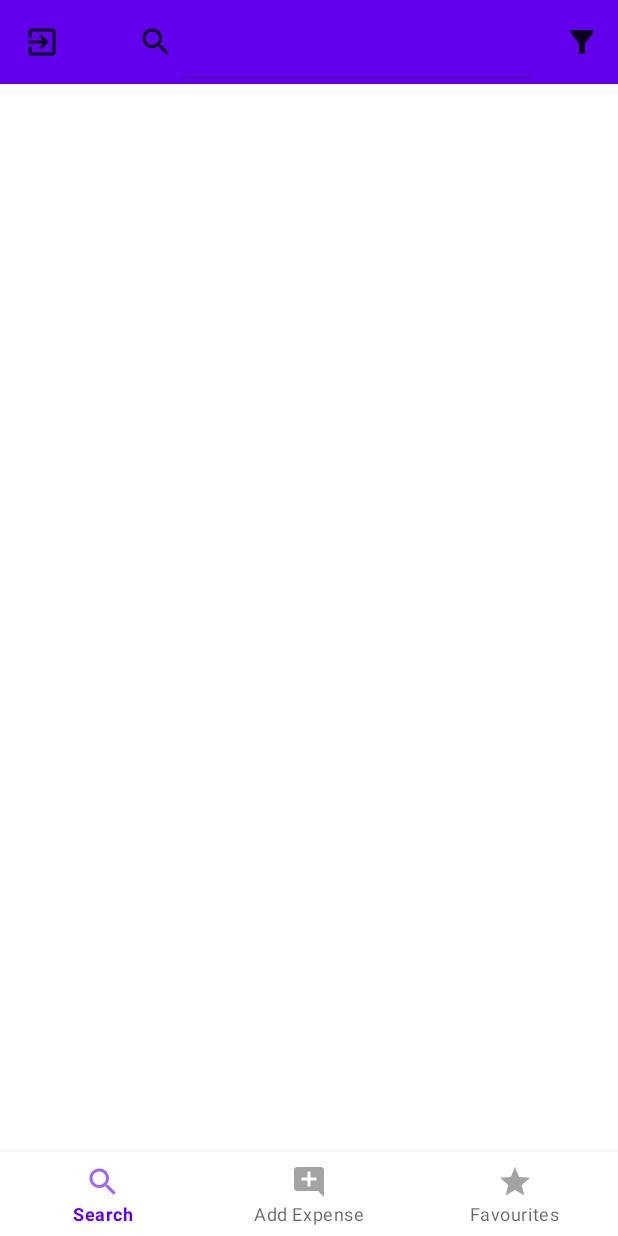
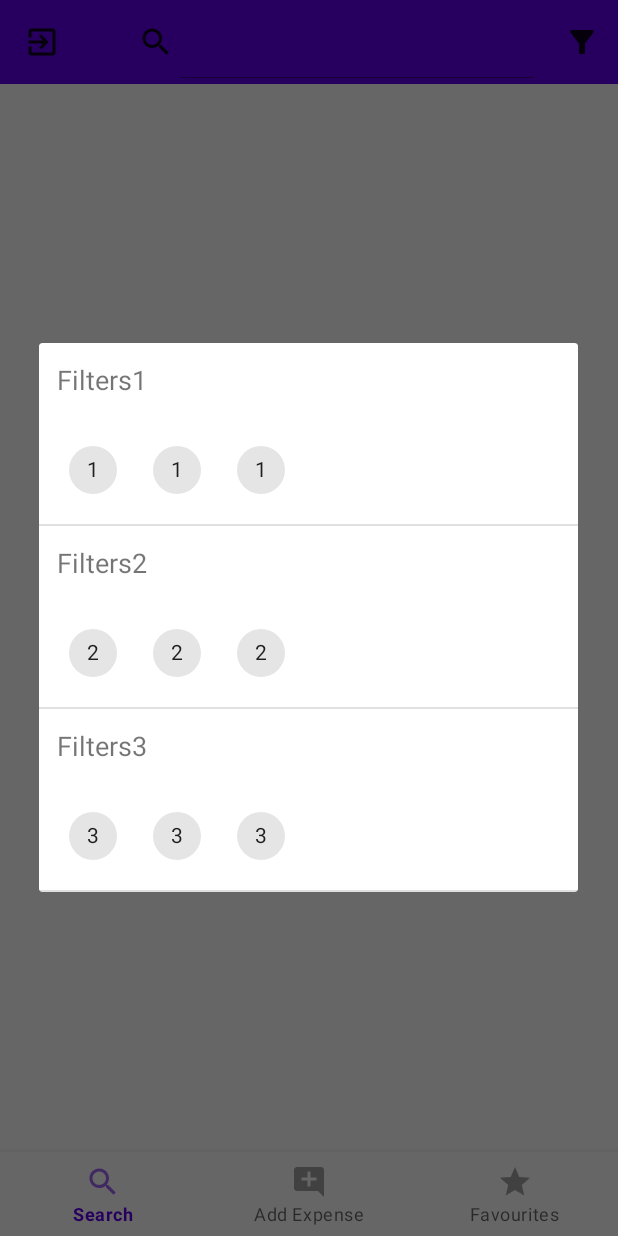
Before and after one commit to legion-11/CMediacal, an Android app: the screen it shows after launch once a user with an empty profile is signed in (LandingActivity), after a tap on "Search options", on a phone screen of 412 x 824 dp. Run offline under Robolectric (Android 15) with nearby library versions, the phone set to English and light mode, and no system bars; our stand-ins replace Firebase (no records; nobody signed in at launch, a user with empty details on screens opened directly), navigation-ui.

Commit message:
addition of dialog when press filtering list

```diff
--- a/app/src/main/java/com/dmytroandriichuk/cmediacal/MainActivity.kt
+++ b/app/src/main/java/com/dmytroandriichuk/cmediacal/MainActivity.kt
@@ -12,12 +12,12 @@ import android.widget.*
 import androidx.appcompat.app.AppCompatActivity
 import androidx.fragment.app.FragmentManager
 import androidx.fragment.app.FragmentTransaction
-import com.dmytroandriichuk.cmediacal.dialog.DialogOffline
+import com.dmytroandriichuk.cmediacal.dialog.OfflineDialog
 import com.google.android.material.textfield.TextInputLayout
 import com.google.firebase.auth.FirebaseAuth
 
 //screen for log in
-class MainActivity : AppCompatActivity(), DialogOffline.DialogOfflineListener {
+class MainActivity : AppCompatActivity(), OfflineDialog.OfflineDialogListener {
     private lateinit var mAuth: FirebaseAuth
 
     private lateinit var emailET: EditText
@@ -126,7 +126,7 @@ class MainActivity : AppCompatActivity(), DialogOffline.DialogOfflineListener {
 
     //show error message
     private fun buildDialog(message: String){
-        val dialog = DialogOffline(message)
+        val dialog = OfflineDialog(message)
         val manager: FragmentManager = supportFragmentManager
         val transaction: FragmentTransaction = manager.beginTransaction()
         dialog.show(transaction, "dialog")
--- a/app/src/main/java/com/dmytroandriichuk/cmediacal/dialog/DialogOffline.kt
+++ b/app/src/main/java/com/dmytroandriichuk/cmediacal/dialog/OfflineDialog.kt
@@ -9,9 +9,9 @@ import androidx.fragment.app.DialogFragment
 import java.lang.ClassCastException
 
 //message about errors and allowing to check orders from local db
-class DialogOffline(private val message: String): DialogFragment() {
+class OfflineDialog(private val message: String): DialogFragment() {
 
-    private lateinit var listener: DialogOfflineListener
+    private lateinit var dialogListener: OfflineDialogListener
 
     @NonNull
     override fun onCreateDialog(savedInstanceState: Bundle?): Dialog {
@@ -26,17 +26,17 @@ class DialogOffline(private val message: String): DialogFragment() {
             when (message) {
                 "Account is not verified" -> {
                     builder.setNegativeButton("Send Verification Letter") { _, _ ->
-                        listener.sendVerificationLetter()
+                        dialogListener.sendVerificationLetter()
                     }
                 }
                 "Connection error" -> {
                     builder.setNegativeButton("Go offline") { _, _ ->
-                        listener.goOfflineClicked()
+                        dialogListener.goOfflineClicked()
                     }
                 }
                 else -> {
                     builder.setNegativeButton("Sign Up") { _, _ ->
-                        listener.goToRegisterActivity()
+                        dialogListener.goToRegisterActivity()
                     }
                 }
             }
@@ -48,13 +48,13 @@ class DialogOffline(private val message: String): DialogFragment() {
     override fun onAttach(context: Context) {
         super.onAttach(context)
         try {
-            listener = context as DialogOfflineListener
+            dialogListener = context as OfflineDialogListener
         } catch (e: ClassCastException) {
             throw ClassCastException("$context does not implement DialogOfflineListener")
         }
     }
 
-    interface DialogOfflineListener {
+    interface OfflineDialogListener {
         fun goOfflineClicked()
         fun sendVerificationLetter()
         fun goToRegisterActivity()
--- a/app/src/main/java/com/dmytroandriichuk/cmediacal/ui/search/SearchFragment.kt
+++ b/app/src/main/java/com/dmytroandriichuk/cmediacal/ui/search/SearchFragment.kt
@@ -10,10 +10,14 @@ import android.widget.Toast
 import androidx.appcompat.app.AppCompatActivity
 import androidx.appcompat.widget.Toolbar
 import androidx.fragment.app.Fragment
+import androidx.fragment.app.FragmentManager
+import androidx.fragment.app.FragmentTransaction
 import androidx.lifecycle.Observer
 import androidx.lifecycle.ViewModelProvider
 import com.dmytroandriichuk.cmediacal.LandingActivity
 import com.dmytroandriichuk.cmediacal.R
+import com.dmytroandriichuk.cmediacal.dialog.OfflineDialog
+import com.dmytroandriichuk.cmediacal.ui.search.dialog.FilterListDialog
 import com.google.firebase.auth.FirebaseAuth
 
 class SearchFragment : Fragment() {
@@ -54,15 +58,17 @@ class SearchFragment : Fragment() {
     override fun onOptionsItemSelected(item: MenuItem) = when (item.itemId) {
         R.id.filter_list -> {
             // User chose the "Settings" item, show the app settings UI...
-            Log.i("OrderActivity", "onOptionsItemSelected: Settings")
-
+            Log.i("SearchFragment", "onOptionsItemSelected: filter dialog")
+            val dialog = FilterListDialog()
+            val manager: FragmentManager = (activity as LandingActivity).supportFragmentManager
+            val transaction: FragmentTransaction = manager.beginTransaction()
+            dialog.show(transaction, "filter dialog")
             true
         }
 
-
         android.R.id.home -> {
             // User chose the "Log Out" action
-            Log.i("OrderActivity", "onOptionsItemSelected: Home")
+            Log.i("SearchFragment", "onOptionsItemSelected: Home")
             FirebaseAuth.getInstance().signOut()
             (activity as LandingActivity).finish()
             true
--- a/app/src/main/java/com/dmytroandriichuk/cmediacal/ui/search/dialog/FilterDialog.kt
+++ /dev/null
@@ -1,4 +0,0 @@
-package com.dmytroandriichuk.cmediacal.ui.search.dialog
-
-class FilterDialog {
-}
--- /dev/null
+++ b/app/src/main/java/com/dmytroandriichuk/cmediacal/ui/search/dialog/FilterListAdapter.kt
@@ -0,0 +1,45 @@
+package com.dmytroandriichuk.cmediacal.ui.search.dialog
+
+import android.content.Context
+import android.view.LayoutInflater
+import android.view.View
+import android.view.ViewGroup
+import android.widget.TextView
+import androidx.recyclerview.widget.RecyclerView
+import com.dmytroandriichuk.cmediacal.R
+import com.dmytroandriichuk.cmediacal.ui.search.dialog.dataClasses.FilterListParentItem
+import com.google.android.material.chip.Chip
+import com.google.android.material.chip.ChipGroup
+
+
+class FilterListAdapter(private val dataSet: List<FilterListParentItem>, private val context: Context): RecyclerView.Adapter<FilterListAdapter.ViewHolder>() {
+    class ViewHolder(view: View) : RecyclerView.ViewHolder(view) {
+        val titleTV: TextView = view.findViewById(R.id.filters_item_title)
+        val chipGroup: ChipGroup = view.findViewById(R.id.filters_item_chip_group)
+    }
+
+    override fun onCreateViewHolder(parent: ViewGroup, viewType: Int): ViewHolder {
+        val view = LayoutInflater.from(parent.context)
+                .inflate(R.layout.dialog_list_item, parent, false)
+        return ViewHolder(view)
+    }
+
+    override fun onBindViewHolder(holder: ViewHolder, position: Int) {
+        val item = dataSet[position]
+        holder.titleTV.text = item.title
+        for (filter in item.listOfFilters) {
+            val chip = Chip(context)
+            chip.text = filter
+            chip.isCheckable = true
+//            chip.setChipBackgroundColorResource(R.color.colorAccent)
+//            chip.isCloseIconVisible = true
+//            chip.setTextColor(getResources().getColor(R.color.white))
+//            chip.setTextAppearance(R.style.ChipTextAppearance)
+            holder.chipGroup.addView(chip)
+        }
+
+    }
+
+    override fun getItemCount(): Int = dataSet.size
+
+}
--- /dev/null
+++ b/app/src/main/java/com/dmytroandriichuk/cmediacal/ui/search/dialog/FilterListDialog.kt
@@ -0,0 +1,52 @@
+package com.dmytroandriichuk.cmediacal.ui.search.dialog
+
+import android.annotation.SuppressLint
+import android.app.AlertDialog
+import android.app.Dialog
+import android.content.res.TypedArray
+import android.os.Bundle
+import androidx.appcompat.app.AppCompatDialogFragment
+import androidx.recyclerview.widget.DividerItemDecoration
+import androidx.recyclerview.widget.LinearLayoutManager
+import androidx.recyclerview.widget.RecyclerView
+import com.dmytroandriichuk.cmediacal.R
+import com.dmytroandriichuk.cmediacal.ui.search.dialog.dataClasses.FilterListParentItem
+import com.google.protobuf.Empty
+
+class FilterListDialog: AppCompatDialogFragment(){
+
+    private lateinit var recyclerView: RecyclerView
+
+    interface FilterListDialogListener {
+        fun startFiltering()
+    }
+
+    @SuppressLint("InflateParams")
+    override fun onCreateDialog(savedInstanceState: Bundle?): Dialog {
+        return activity?.let {
+            val builder = AlertDialog.Builder(it)
+            val inflater = requireActivity().layoutInflater
+            val view = inflater.inflate(R.layout.dialog_filter_list, null)
+            builder.setView(view)
+
+            recyclerView = view as RecyclerView
+            recyclerView.layoutManager = LinearLayoutManager(activity)
+            recyclerView.addItemDecoration(
+                    DividerItemDecoration(
+                            recyclerView.context,
+                            DividerItemDecoration.VERTICAL
+                    )
+            )
+            val titles: Array<String> = resources.getStringArray(R.array.filter_titles)
+            val filterResources: TypedArray = resources.obtainTypedArray(R.array.filters_resources)
+            val filterItems = List(titles.size) { i ->
+                val arrayId = filterResources.getResourceId(i, 0)
+                FilterListParentItem(titles[i], resources.getStringArray(arrayId).toList())
+            }
+            filterResources.recycle()
+            recyclerView.adapter = FilterListAdapter(filterItems, recyclerView.context)
+
+            builder.create()
+        } ?: throw IllegalStateException("Activity cannot be null")
+    }
+}
--- /dev/null
+++ b/app/src/main/java/com/dmytroandriichuk/cmediacal/ui/search/dialog/dataClasses/FilterListParentItem.kt
@@ -0,0 +1,10 @@
+package com.dmytroandriichuk.cmediacal.ui.search.dialog.dataClasses
+
+data class FilterListParentItem(
+    val title: String,
+    val listOfFilters: List<String>
+){
+    override fun toString(): String {
+        return "FilterListParentItem(title='$title', listOfFilters=$listOfFilters)"
+    }
+}
--- /dev/null
+++ b/app/src/main/res/layout/dialog_filter_list.xml
@@ -0,0 +1,10 @@
+<?xml version="1.0" encoding="utf-8"?>
+
+<androidx.recyclerview.widget.RecyclerView xmlns:android="http://schemas.android.com/apk/res/android"
+xmlns:app="http://schemas.android.com/apk/res-auto"
+android:layout_width="match_parent"
+    android:id="@+id/dialogRecyclerView"
+android:layout_height="match_parent"
+app:layout_constraintEnd_toEndOf="parent"
+app:layout_constraintStart_toStartOf="parent"
+app:layout_constraintTop_toTopOf="parent" />
--- /dev/null
+++ b/app/src/main/res/layout/dialog_list_item.xml
@@ -0,0 +1,32 @@
+<?xml version="1.0" encoding="utf-8"?>
+<LinearLayout xmlns:android="http://schemas.android.com/apk/res/android"
+    android:orientation="vertical"
+    android:layout_width="wrap_content"
+    android:layout_height="wrap_content">
+
+    <!--Title-->
+
+    <TextView
+        android:id="@+id/filters_item_title"
+        android:layout_width="wrap_content"
+        android:layout_height="wrap_content"
+        android:padding="12sp"
+        android:textSize="18sp"
+        />
+
+    <LinearLayout
+        android:layout_width="wrap_content"
+        android:layout_height="wrap_content"
+        android:layout_margin="12dp"
+        android:orientation="horizontal">
+
+        <com.google.android.material.chip.ChipGroup
+            android:id="@+id/filters_item_chip_group"
+            android:layout_width="match_parent"
+            android:layout_height="match_parent">
+
+        </com.google.android.material.chip.ChipGroup>
+    </LinearLayout>
+
+
+</LinearLayout>
--- a/app/src/main/res/values/strings.xml
+++ b/app/src/main/res/values/strings.xml
@@ -18,4 +18,35 @@
     <string name="title_notifications">Favourites</string>
     <string name="confirm_password">Confirm Password</string>
     <string name="search_options">Search options</string>
+
+    <string-array name="filter_titles">
+        <item>Filters1</item>
+        <item>Filters2</item>
+        <item>Filters3</item>
+    </string-array>
+
+    <array name="filters_resources">
+        <item>@array/filters1</item>
+        <item>@array/filters2</item>
+        <item>@array/filters3</item>
+    </array>
+
+    <string-array name="filters1">
+        <item>1</item>
+        <item>1</item>
+        <item>1</item>
+    </string-array>
+
+    <string-array name="filters2">
+        <item>2</item>
+        <item>2</item>
+        <item>2</item>
+    </string-array>
+
+    <string-array name="filters3">
+        <item>3</item>
+        <item>3</item>
+        <item>3</item>
+    </string-array>
+
 </resources>
```
